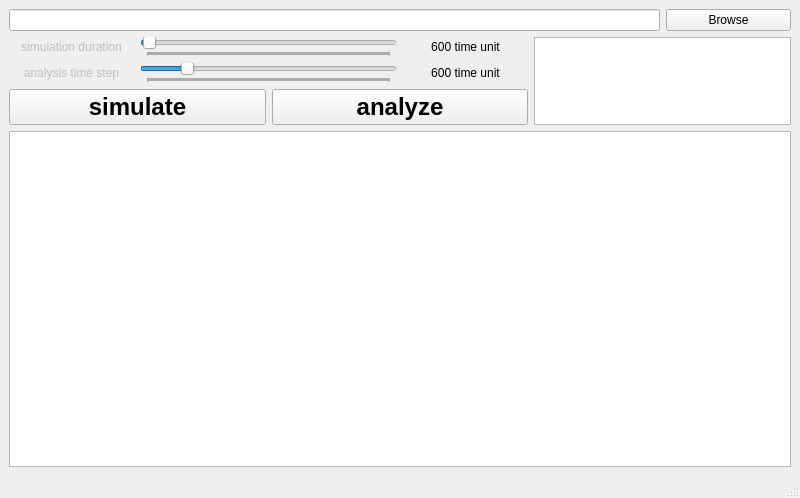
The window that ui/main_window.ui (Jaiaid/transit_network_simulator) describes before a commit, drawn with Qt 5.
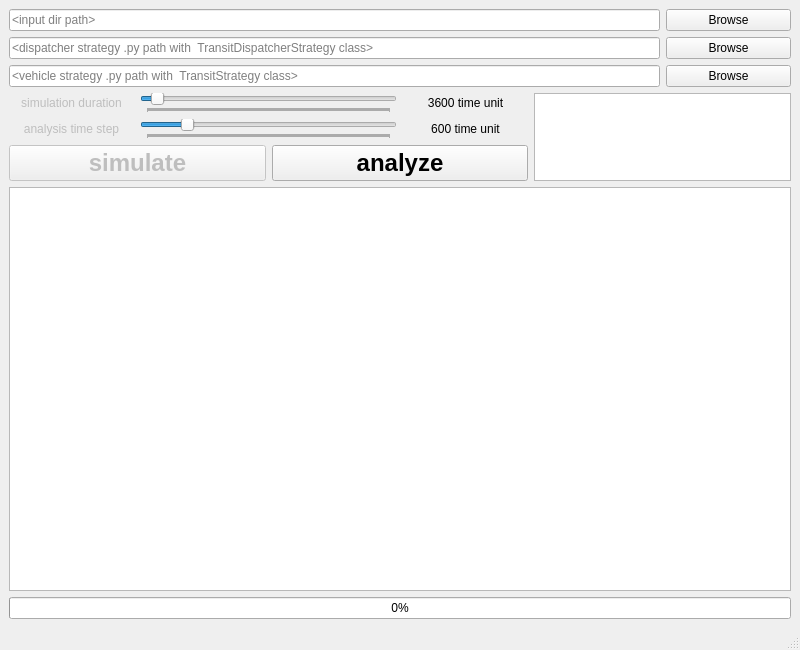
The same window after the commit.

Commit message: ui update with field for strategy class load

```diff
--- a/ui/main_window.ui
+++ b/ui/main_window.ui
@@ -10,7 +10,7 @@
     <x>0</x>
     <y>0</y>
     <width>800</width>
-    <height>498</height>
+    <height>650</height>
    </rect>
   </property>
   <property name="windowTitle">
@@ -20,7 +20,68 @@
    <layout class="QVBoxLayout" name="verticalLayout">
     <item>
      <layout class="QGridLayout" name="gridLayout">
-      <item row="2" column="0">
+      <item row="1" column="5">
+       <widget class="QPushButton" name="dispatcher_strategy_browse_button">
+        <property name="text">
+         <string>Browse</string>
+        </property>
+       </widget>
+      </item>
+      <item row="5" column="0" colspan="2">
+       <widget class="QPushButton" name="simulate_button">
+        <property name="enabled">
+         <bool>false</bool>
+        </property>
+        <property name="font">
+         <font>
+          <pointsize>18</pointsize>
+          <bold>true</bold>
+         </font>
+        </property>
+        <property name="toolTip">
+         <string>start simulating input data</string>
+        </property>
+        <property name="text">
+         <string>simulate</string>
+        </property>
+       </widget>
+      </item>
+      <item row="4" column="3">
+       <widget class="QLabel" name="analysis_time_step_label">
+        <property name="toolTip">
+         <string>how long simulation will run</string>
+        </property>
+        <property name="text">
+         <string>600 time unit</string>
+        </property>
+        <property name="alignment">
+         <set>Qt::AlignCenter</set>
+        </property>
+        <property name="wordWrap">
+         <bool>true</bool>
+        </property>
+       </widget>
+      </item>
+      <item row="3" column="0">
+       <widget class="QLabel" name="simulation_duration_slider_label">
+        <property name="enabled">
+         <bool>false</bool>
+        </property>
+        <property name="text">
+         <string>simulation duration</string>
+        </property>
+        <property name="alignment">
+         <set>Qt::AlignCenter</set>
+        </property>
+        <property name="wordWrap">
+         <bool>true</bool>
+        </property>
+       </widget>
+      </item>
+      <item row="3" column="4" rowspan="3" colspan="2">
+       <widget class="QTextEdit" name="directory_content"/>
+      </item>
+      <item row="4" column="0">
        <widget class="QLabel" name="analysis_time_step_slider_label">
         <property name="enabled">
          <bool>false</bool>
@@ -36,14 +97,7 @@
         </property>
        </widget>
       </item>
-      <item row="0" column="5">
-       <widget class="QPushButton" name="dir_browse_button">
-        <property name="text">
-         <string>Browse</string>
-        </property>
-       </widget>
-      </item>
-      <item row="1" column="1" colspan="2">
+      <item row="3" column="1" colspan="2">
        <widget class="QSlider" name="simulation_duration_slider">
         <property name="toolTip">
          <string>change simulation duration</string>
@@ -52,7 +106,7 @@
          <number>86400</number>
         </property>
         <property name="value">
-         <number>600</number>
+         <number>3600</number>
         </property>
         <property name="orientation">
          <enum>Qt::Horizontal</enum>
@@ -62,27 +116,18 @@
         </property>
        </widget>
       </item>
-      <item row="1" column="4" rowspan="3" colspan="2">
-       <widget class="QTextEdit" name="directory_content"/>
-      </item>
-      <item row="2" column="3">
-       <widget class="QLabel" name="analysis_time_step_label">
-        <property name="toolTip">
-         <string>how long simulation will run</string>
-        </property>
+      <item row="0" column="5">
+       <widget class="QPushButton" name="dir_browse_button">
         <property name="text">
-         <string>600 time unit</string>
-        </property>
-        <property name="alignment">
-         <set>Qt::AlignCenter</set>
-        </property>
-        <property name="wordWrap">
-         <bool>true</bool>
+         <string>Browse</string>
         </property>
        </widget>
       </item>
-      <item row="3" column="0" colspan="2">
-       <widget class="QPushButton" name="simulate_button">
+      <item row="6" column="0" colspan="6">
+       <widget class="QTextBrowser" name="app_runtime_info_area"/>
+      </item>
+      <item row="5" column="2" colspan="2">
+       <widget class="QPushButton" name="analyze_button">
         <property name="font">
          <font>
           <pointsize>18</pointsize>
@@ -93,21 +138,21 @@
          <string>start simulating input data</string>
         </property>
         <property name="text">
-         <string>simulate</string>
+         <string>analyze</string>
         </property>
        </widget>
       </item>
-      <item row="0" column="0" colspan="5">
-       <widget class="QLineEdit" name="input_dir_path">
-        <property name="enabled">
-         <bool>true</bool>
-        </property>
+      <item row="1" column="0" colspan="5">
+       <widget class="QLineEdit" name="dispatcher_strategy_filepath">
         <property name="readOnly">
          <bool>true</bool>
         </property>
+        <property name="placeholderText">
+         <string>&lt;dispatcher strategy .py path with  TransitDispatcherStrategy class&gt;</string>
+        </property>
        </widget>
       </item>
-      <item row="2" column="1" colspan="2">
+      <item row="4" column="1" colspan="2">
        <widget class="QSlider" name="analysis_time_step_slider">
         <property name="toolTip">
          <string>change time step of average statistics</string>
@@ -129,29 +174,13 @@
         </property>
        </widget>
       </item>
-      <item row="3" column="2" colspan="2">
-       <widget class="QPushButton" name="analyze_button">
-        <property name="font">
-         <font>
-          <pointsize>18</pointsize>
-          <bold>true</bold>
-         </font>
-        </property>
-        <property name="toolTip">
-         <string>analyze and generate graph from event_log.txt</string>
-        </property>
-        <property name="text">
-         <string>analyze</string>
-        </property>
-       </widget>
-      </item>
-      <item row="1" column="3">
+      <item row="3" column="3">
        <widget class="QLabel" name="simulation_duration_label">
         <property name="toolTip">
          <string>how long simulation will run</string>
         </property>
         <property name="text">
-         <string>600 time unit</string>
+         <string>3600 time unit</string>
         </property>
         <property name="alignment">
          <set>Qt::AlignCenter</set>
@@ -161,27 +190,48 @@
         </property>
        </widget>
       </item>
-      <item row="1" column="0">
-       <widget class="QLabel" name="simulation_duration_slider_label">
+      <item row="0" column="0" colspan="5">
+       <widget class="QLineEdit" name="input_dir_path">
         <property name="enabled">
-         <bool>false</bool>
+         <bool>true</bool>
         </property>
+        <property name="readOnly">
+         <bool>true</bool>
+        </property>
+        <property name="placeholderText">
+         <string>&lt;input dir path&gt;</string>
+        </property>
+       </widget>
+      </item>
+      <item row="2" column="5">
+       <widget class="QPushButton" name="vehicle_strategy_browse_button">
         <property name="text">
-         <string>simulation duration</string>
-        </property>
-        <property name="alignment">
-         <set>Qt::AlignCenter</set>
-        </property>
-        <property name="wordWrap">
-         <bool>true</bool>
+         <string>Browse</string>
         </property>
        </widget>
       </item>
-      <item row="4" column="0" colspan="6">
-       <widget class="QTextBrowser" name="app_runtime_info_area"/>
+      <item row="2" column="0" colspan="5">
+       <widget class="QLineEdit" name="vehicle_strategy_filepath">
+        <property name="readOnly">
+         <bool>true</bool>
+        </property>
+        <property name="placeholderText">
+         <string>&lt;vehicle strategy .py path with  TransitStrategy class&gt;</string>
+        </property>
+       </widget>
       </item>
      </layout>
     </item>
+    <item>
+     <widget class="QProgressBar" name="simulation_progress_bar">
+      <property name="enabled">
+       <bool>true</bool>
+      </property>
+      <property name="value">
+       <number>0</number>
+      </property>
+     </widget>
+    </item>
    </layout>
   </widget>
   <widget class="QStatusBar" name="statusbar"/>
```
Left out of the diff: 78 changed lines with no effect on the pictures. The commit also changes 1 other file.
